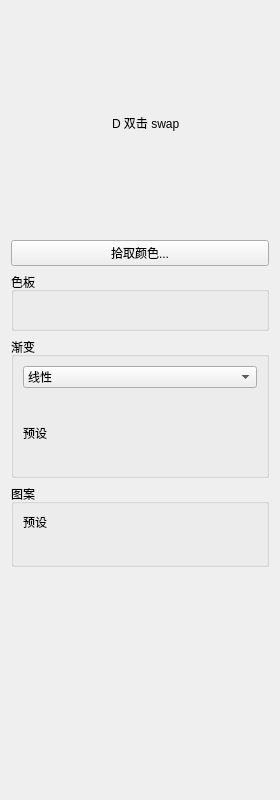
The window that src/media/docks/ColorDock.ui (collide-Sky/Vistella) describes before a commit, drawn with Qt 5.
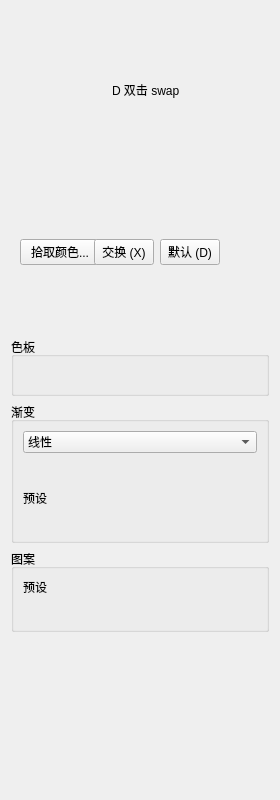
The same window after the commit.

The edit to the form file:
```diff
--- a/src/media/docks/ColorDock.ui
+++ b/src/media/docks/ColorDock.ui
@@ -67,8 +67,41 @@
 
    <!-- F-H: pick button -->
    <item>
-    <widget class="QPushButton" name="pickBtn">
-     <property name="text"><string>拾取颜色...</string></property>
+    <widget class="QWidget" name="actionRowContainer">
+     <property name="minimumSize">
+      <size><width>0</width><height>28</height></size>
+     </property>
+     <layout class="QHBoxLayout" name="actionRowLayout">
+      <property name="spacing">4</property>
+      <item>
+       <widget class="QPushButton" name="pickBtn">
+        <property name="text"><string>拾取颜色...</string></property>
+        <property name="minimumSize"><size><width>80</width><height>24</height></size></property>
+       </widget>
+      </item>
+      <item>
+       <widget class="QPushButton" name="swapBtn">
+        <property name="text"><string>交换 (X)</string></property>
+        <property name="minimumSize"><size><width>60</width><height>24</height></size></property>
+        <property name="toolTip"><string>前景色 ↔ 背景色 交换</string></property>
+       </widget>
+      </item>
+      <item>
+       <widget class="QPushButton" name="defaultBtn">
+        <property name="text"><string>默认 (D)</string></property>
+        <property name="minimumSize"><size><width>60</width><height>24</height></size></property>
+        <property name="toolTip"><string>前景色=黑,背景色=白</string></property>
+       </widget>
+      </item>
+      <item>
+       <spacer name="actionSpacer">
+        <property name="orientation">Qt::Horizontal</property>
+        <property name="sizeHint" stdset="0">
+         <size><width>40</width><height>20</height></size>
+        </property>
+       </spacer>
+      </item>
+     </layout>
     </widget>
    </item>
 
```
Left out of the diff: 2 changed lines with no effect on the pictures.
